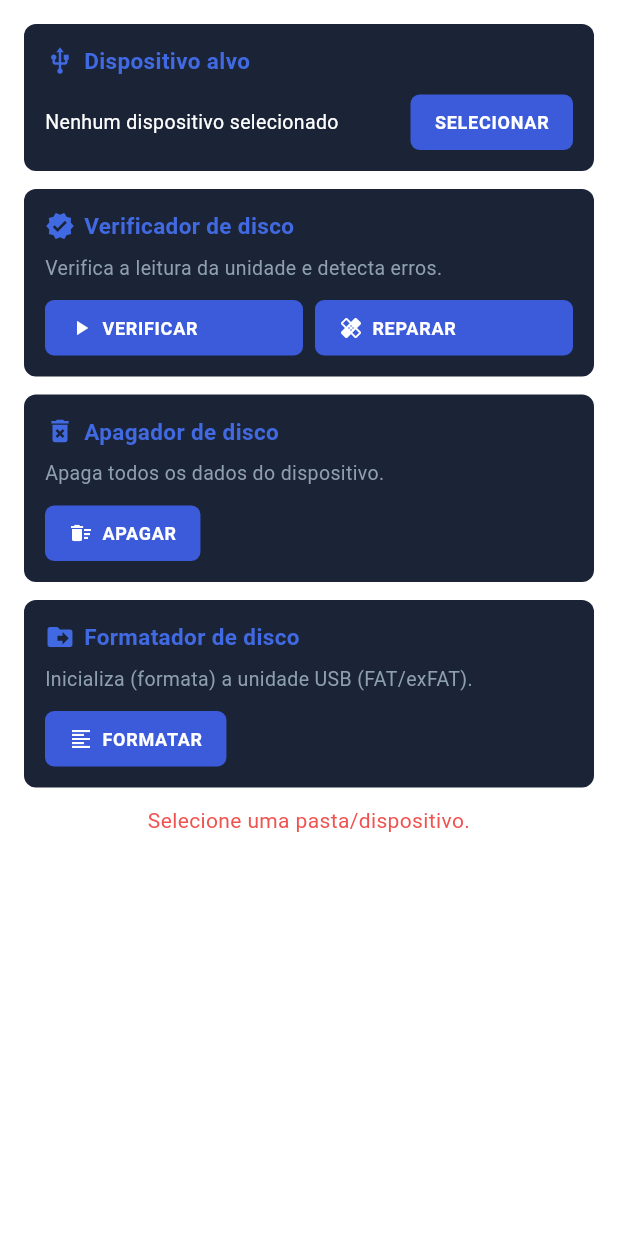
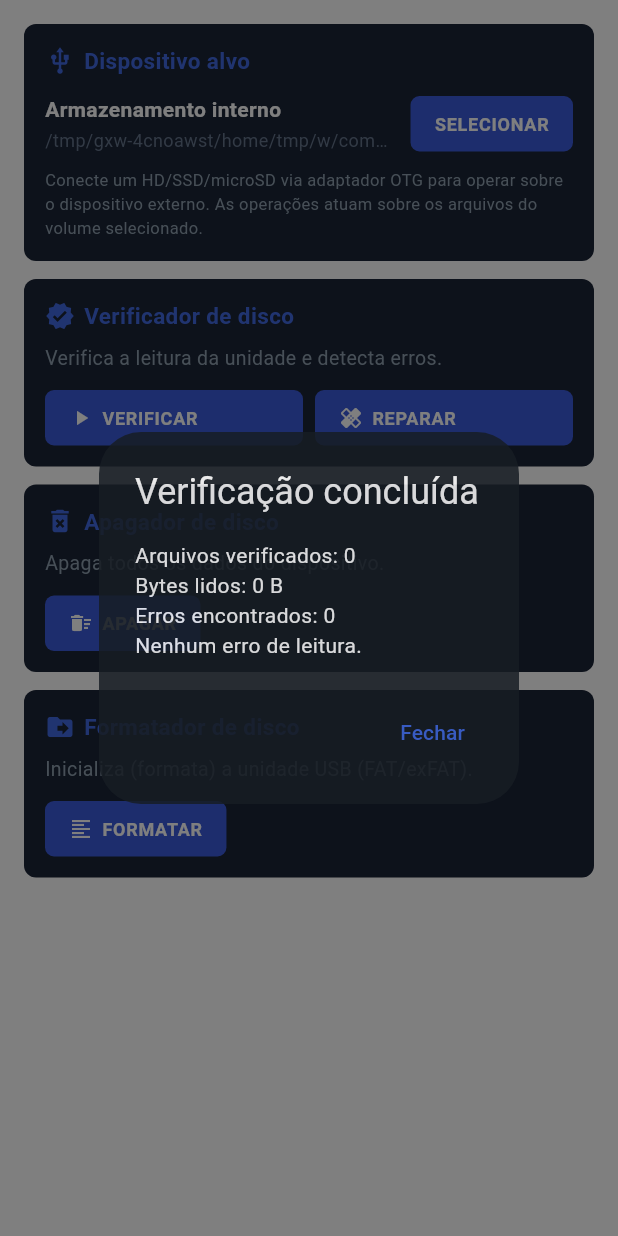
Before and after one commit to LeonardoLopesFernandes/MLUSB, a Flutter app: the UtilitariosScreen screen opened directly, after a tap on "VERIFICAR", on a phone screen of 412 x 824 dp. Run offline on Flutter 3.47's test engine with Material 3 defaults, Android fonts, the phone set to English and light mode, and no system bars; our stand-ins replace file_picker, permission_handler, share_plus, shared_preferences; accounts and stored records are empty.

Commit message:
Corrige utilitários de disco para operar sobre volumes (detecção de USB/SD via OTG), usa ícone original

```diff
--- a/lib/screens/utilitarios_screen.dart
+++ b/lib/screens/utilitarios_screen.dart
@@ -2,6 +2,7 @@ import 'package:file_picker/file_picker.dart';
 import 'package:flutter/material.dart';
 import 'package:path/path.dart' as p;
 
+import '../services/detector_volumes.dart';
 import '../services/permissao_utils.dart';
 import '../services/utilitarios_disco.dart';
 import '../widgets/modal_progresso.dart';
@@ -17,6 +18,7 @@ class UtilitariosScreen extends StatefulWidget {
 
 class _UtilitariosScreenState extends State<UtilitariosScreen> {
   String? _caminhoAlvo;
+  List<VolumeArmazenamento> _volumes = [];
   bool _processando = false;
   double _progresso = 0;
   int _bytesLidos = 0;
@@ -24,15 +26,122 @@ class _UtilitariosScreenState extends State<UtilitariosScreen> {
   String? _tituloOperacao;
   String? _mensagemErro;
 
+  @override
+  void initState() {
+    super.initState();
+    _carregarVolumes();
+  }
+
+  Future<void> _carregarVolumes() async {
+    final volumes = await DetectorVolumes.listarVolumes();
+    if (!mounted) return;
+    setState(() {
+      _volumes = volumes;
+      if (_caminhoAlvo == null && volumes.isNotEmpty) {
+        _caminhoAlvo = volumes.first.caminho;
+      }
+    });
+  }
+
   Future<void> _selecionarAlvo() async {
-    final caminho = await FilePicker.platform.getDirectoryPath(
-      dialogTitle: 'Selecione a pasta/dispositivo',
+    final selecionado = await showDialog<String>(
+      context: context,
+      builder: (ctx) => SimpleDialog(
+        backgroundColor: const Color(0xFF151D2A),
+        title: const Text(
+          'Selecionar dispositivo',
+          style: TextStyle(color: Color(0xFF4169E1)),
+        ),
+        children: [
+          for (final volume in _volumes)
+            SimpleDialogOption(
+              onPressed: () => Navigator.pop(ctx, volume.caminho),
+              child: Row(
+                children: [
+                  Icon(
+                    _iconeVolume(volume),
+                    color: const Color(0xFF79A0EB),
+                  ),
+                  const SizedBox(width: 12),
+                  Expanded(
+                    child: Column(
+                      crossAxisAlignment: CrossAxisAlignment.start,
+                      children: [
+                        Text(
+                          volume.rotulo,
+                          style: const TextStyle(color: Colors.white),
+                        ),
+                        Text(
+                          volume.caminho,
+                          style: const TextStyle(
+                            color: Color(0xFF64748B),
+                            fontSize: 12,
+                          ),
+                          overflow: TextOverflow.ellipsis,
+                        ),
+                      ],
+                    ),
+                  ),
+                  if (volume.removivel)
+                    const Padding(
+                      padding: EdgeInsets.only(left: 8),
+                      child: Icon(
+                        Icons.usb,
+                        color: Color(0xFF4169E1),
+                        size: 18,
+                      ),
+                    ),
+                ],
+              ),
+            ),
+          SimpleDialogOption(
+            onPressed: () async {
+              final caminho = await FilePicker.platform.getDirectoryPath(
+                dialogTitle: 'Selecione uma pasta manualmente',
+              );
+              if (caminho != null && caminho.isNotEmpty) {
+                // ignore: use_build_context_synchronously
+                Navigator.pop(ctx, caminho);
+              }
+            },
+            child: const Row(
+              children: [
+                Icon(Icons.folder_open, color: Color(0xFF79A0EB)),
+                SizedBox(width: 12),
+                Text('Selecionar manualmente...',
+                    style: TextStyle(color: Colors.white)),
+              ],
+            ),
+          ),
+        ],
+      ),
     );
-    if (caminho == null || caminho.isEmpty) return;
+    if (selecionado == null || selecionado.isEmpty) return;
     setState(() {
-      _caminhoAlvo = caminho;
+      _caminhoAlvo = selecionado;
       _mensagemErro = null;
     });
+  }
+
+  IconData _iconeVolume(VolumeArmazenamento volume) {
+    switch (volume.tipo) {
+      case 'usb':
+        return Icons.usb;
+      case 'sdcard':
+        return Icons.sd_storage;
+      case 'webdav':
+        return Icons.cloud_outlined;
+      default:
+        return Icons.storage;
+    }
+  }
+
+  String _rotuloVolumeSelecionado() {
+    if (_caminhoAlvo == null) return 'Nenhum dispositivo';
+    for (final v in _volumes) {
+      if (v.caminho == _caminhoAlvo) return v.rotulo;
+    }
+    return 'Pasta manual';
   }
 
   Future<bool> _confirmar(String titulo, String mensagem) async {
@@ -119,6 +228,7 @@ class _UtilitariosScreenState extends State<UtilitariosScreen> {
       );
       _mostrarResultado(
         'Verificação concluída',
+        'Arquivos verificados: ${resultado.arquivos}\n'
         'Bytes lidos: '
         '${UtilitariosDisco.formatarBytes(resultado.bytesLidos)}\n'
         'Erros encontrados: ${resultado.erros}\n'
@@ -156,6 +266,7 @@ class _UtilitariosScreenState extends State<UtilitariosScreen> {
       );
       _mostrarResultado(
         'Apagamento concluído',
+        'Arquivos apagados: ${resultado.arquivos}\n'
         'Bytes apagados: '
         '${UtilitariosDisco.formatarBytes(resultado.bytesApagados)}\n'
         'Modo: ${rapido ? 'Rápido' : 'Completo'}',
@@ -292,13 +403,29 @@ class _UtilitariosScreenState extends State<UtilitariosScreen> {
                       Row(
                         children: [
                           Expanded(
-                            child: Text(
-                              _caminhoAlvo ?? 'Nenhum dispositivo selecionado',
-                              style: const TextStyle(
-                                color: Colors.white,
-                                fontSize: 13,
-                              ),
-                              overflow: TextOverflow.ellipsis,
+                            child: Column(
+                              crossAxisAlignment: CrossAxisAlignment.start,
+                              children: [
+                                Text(
+                                  _rotuloVolumeSelecionado(),
+                                  style: const TextStyle(
+                                    color: Colors.white,
+                                    fontSize: 14,
+                                    fontWeight: FontWeight.w600,
+                                  ),
+                                  overflow: TextOverflow.ellipsis,
+                                ),
+                                const SizedBox(height: 2),
+                                Text(
+                                  _caminhoAlvo ??
+                                      'Nenhum dispositivo selecionado',
+                                  style: const TextStyle(
+                                    color: Color(0xFF64748B),
+                                    fontSize: 12,
+                                  ),
+                                  overflow: TextOverflow.ellipsis,
+                                ),
+                              ],
                             ),
                           ),
                           const SizedBox(width: 8),
@@ -307,6 +434,13 @@ class _UtilitariosScreenState extends State<UtilitariosScreen> {
                             onPressed: _selecionarAlvo,
                           ),
                         ],
+                      ),
+                      const SizedBox(height: 10),
+                      const Subtexto(
+                        'Conecte um HD/SSD/microSD via adaptador OTG para '
+                        'operar sobre o dispositivo externo. As operações '
+                        'atuam sobre os arquivos do volume selecionado.',
+                        tamanho: 11,
                       ),
                     ],
                   ),
--- /dev/null
+++ b/lib/services/detector_volumes.dart
@@ -0,0 +1,102 @@
+import 'dart:io';
+
+import 'package:path_provider/path_provider.dart';
+
+/// Representa um volume/dispositivo de armazenamento montado.
+class VolumeArmazenamento {
+  const VolumeArmazenamento({
+    required this.caminho,
+    required this.nome,
+    required this.removivel,
+    required this.tipo,
+  });
+
+  final String caminho;
+  final String nome;
+  final bool removivel;
+  final String tipo; // 'interno', 'sdcard', 'usb', 'webdav'
+
+  String get rotulo {
+    switch (tipo) {
+      case 'sdcard':
+        return 'Cartão SD';
+      case 'usb':
+        return 'USB';
+      case 'webdav':
+        return 'WebDAV';
+      default:
+        return 'Armazenamento interno';
+    }
+  }
+
+  @override
+  bool operator ==(Object other) =>
+      other is VolumeArmazenamento && other.caminho == caminho;
+
+  @override
+  int get hashCode => caminho.hashCode;
+}
+
+/// Detecta os volumes de armazenamento disponíveis no dispositivo.
+/// Lista /storage (para cartão SD e USB OTG montados) e o armazenamento interno.
+class DetectorVolumes {
+  DetectorVolumes._();
+
+  static const List<String> _ignorar = ['emulated', 'self'];
+
+  /// Obtém o armazenamento interno.
+  static Future<VolumeArmazenamento> _armazenamentoInterno() async {
+    String caminho = '/storage/emulated/0';
+    try {
+      final dirs = await getExternalStorageDirectories();
+      if (dirs?.isNotEmpty == true) {
+        caminho = dirs!.first.path;
+      }
+    } catch (_) {
+      // Em ambiente de teste ou sem suporte, usa o caminho padrão.
+    }
+    return VolumeArmazenamento(
+      caminho: caminho,
+      nome: 'Armazenamento interno',
+      removivel: false,
+      tipo: 'interno',
+    );
+  }
+
+  /// Lista os volumes em /storage (microSD, USB OTG).
+  static Future<List<VolumeArmazenamento>> _volumesEmStorage() async {
+    final volumes = <VolumeArmazenamento>[];
+    try {
+      final storage = Directory('/storage');
+      if (!await storage.exists()) return volumes;
+      final entradas = await storage.list(followLinks: false).toList();
+      for (final entidade in entradas) {
+        if (entidade is! Directory) continue;
+        final nome = entidade.path.split('/').last;
+        if (_ignorar.contains(nome)) continue;
+        if (nome == '0') continue;
+
+        final tipo = nome.length == 4 || nome.contains('-')
+            ? 'sdcard'
+            : nome.toUpperCase().contains('USB')
+                ? 'usb'
+                : 'sdcard';
+        volumes.add(VolumeArmazenamento(
+          caminho: entidade.path,
+          nome: nome,
+          removivel: true,
+          tipo: tipo,
+        ));
+      }
+    } catch (_) {}
+    return volumes;
+  }
+
+  /// Lista todos os volumes: interno + removíveis (SD/USB via OTG).
+  static Future<List<VolumeArmazenamento>> listarVolumes() async {
+    final volumes = <VolumeArmazenamento>[];
+    volumes.add(await _armazenamentoInterno());
+    volumes.addAll(await _volumesEmStorage());
+    return volumes;
+  }
+}
--- a/lib/services/utilitarios_disco.dart
+++ b/lib/services/utilitarios_disco.dart
@@ -4,39 +4,60 @@ import 'package:path/path.dart' as p;
 
 /// Utilitários de disco: verificação, formatação e apagamento.
 /// Portados do app original "MLUSB Mounter" (jp.co.medialogic.usbmounter).
+/// Atuam sobre a pasta/dispositivo selecionado (emulando o volume).
 class UtilitariosDisco {
   UtilitariosDisco._();
 
   static const int _tamanhoBuffer = 1 << 20;
 
-  /// Verifica a leitura de [caminho], lendo todos os bytes.
-  /// Retorna [ResultadoVerificacao] com total lido e quantidade de erros.
-  /// Em cada erro de leitura, se [reparar] for true, grava zeros no setor.
+  /// Lista recursivamente todos os arquivos de [caminho].
+  static Future<List<File>> _listarArquivos(String caminho) async {
+    final dir = Directory(caminho);
+    final arquivos = <File>[];
+    await for (final entidade
+        in dir.list(recursive: true, followLinks: false)) {
+      if (entidade is File) arquivos.add(entidade);
+    }
+    return arquivos;
+  }
+
+  /// Verifica a leitura de todos os arquivos de [caminho].
+  /// Lê cada arquivo por completo; erros de leitura são contados e,
+  /// se [reparar] for true, o setor/arquivo é sobrescrito com zeros.
   static Future<ResultadoVerificacao> verificarDisco({
     required String caminho,
     required bool reparar,
     void Function(int bytesLidos, int bytesTotal, int erros, double percentual)?
         aoProgresso,
   }) async {
-    final origem = File(caminho);
-    final bytesTotal = await origem.length();
-    final reader = await origem.open();
-    final buffer = List<int>.filled(_tamanhoBuffer, 0);
+    final dir = Directory(caminho);
+    if (!await dir.exists()) {
+      throw const FormatException('Pasta/dispositivo não encontrado.');
+    }
+
+    final arquivos = await _listarArquivos(caminho);
+    var bytesTotal = 0;
+    for (final f in arquivos) {
+      bytesTotal += await f.length();
+    }
+
     var bytesLidos = 0;
     var erros = 0;
 
+    for (final arquivo in arquivos) {
+      final reader = await arquivo.open();
+      final buffer = List<int>.filled(_tamanhoBuffer, 0);
       try {
         while (true) {
+          int lidos;
           try {
-          final lidos = await reader.readInto(buffer, 0, buffer.length);
+            lidos = await reader.readInto(buffer, 0, buffer.length);
+          } on FileSystemException {
+            erros++;
+            lidos = -1;
+          }
           if (lidos <= 0) break;
           bytesLidos += lidos;
-        } on FileSystemException {
-          erros++;
-          if (reparar) {
-            await origem.open(mode: FileMode.append).then((w) => w.close());
-          }
-        }
           aoProgresso?.call(
             bytesLidos,
             bytesTotal,
@@ -47,15 +68,24 @@ class UtilitariosDisco {
       } finally {
         await reader.close();
       }
+      if (reparar && erros > 0) {
+        // Sobrescreve o arquivo com problema para tentar recuperar o setor.
+        try {
+          await arquivo.writeAsBytes(List.filled(arquivo.lengthSync(), 0));
+        } catch (_) {}
+      }
+    }
 
     return ResultadoVerificacao(
       bytesLidos: bytesLidos,
       bytesTotal: bytesTotal,
       erros: erros,
+      arquivos: arquivos.length,
     );
   }
 
-  /// Apaga o conteúdo de [caminho], sobrescrevendo com zeros.
+  /// Apaga o conteúdo de [caminho] (pasta/dispositivo), sobrescrevendo os
+  /// arquivos com zeros antes de removê-los.
   /// [rapido] = sobrescreve uma única passada; false = duas passadas.
   static Future<ResultadoApagamento> apagarDisco({
     required String caminho,
@@ -63,44 +93,73 @@ class UtilitariosDisco {
     void Function(int bytesEscritos, int bytesTotal, double percentual)?
         aoProgresso,
   }) async {
-    final arquivo = File(caminho);
-    final bytesTotal = await arquivo.length();
+    final dir = Directory(caminho);
+    if (!await dir.exists()) {
+      throw const FormatException('Pasta/dispositivo não encontrado.');
+    }
+
+    final arquivos = await _listarArquivos(caminho);
     final passadas = rapido ? 1 : 2;
-    var bytesEscritosTotal = 0;
+    var bytesTotal = 0;
+    for (final f in arquivos) {
+      bytesTotal += await f.length();
+    }
+    var bytesApagados = 0;
 
     for (var passada = 0; passada < passadas; passada++) {
+      for (final arquivo in arquivos) {
+        try {
+          final tamanho = await arquivo.length();
           final writer = await arquivo.open(mode: FileMode.write);
           final buffer = List<int>.filled(_tamanhoBuffer, 0);
-      var bytesEscritos = 0;
+          var escrito = 0;
           try {
-        while (bytesEscritos < bytesTotal) {
-          final restante = bytesTotal - bytesEscritos;
-          final escrever = restante < buffer.length ? restante : buffer.length;
+            while (escrito < tamanho) {
+              final restante = tamanho - escrito;
+              final escrever =
+                  restante < buffer.length ? restante : buffer.length;
               await writer.writeFrom(buffer, 0, escrever);
-          bytesEscritos += escrever;
-          bytesEscritosTotal += escrever;
+              escrito += escrever;
+              bytesApagados += escrever;
               aoProgresso?.call(
-            bytesEscritosTotal,
+                bytesApagados,
                 bytesTotal * passadas,
                 bytesTotal * passadas == 0
                     ? 1
-                : bytesEscritosTotal / (bytesTotal * passadas),
+                    : bytesApagados / (bytesTotal * passadas),
               );
             }
           } finally {
             await writer.close();
           }
+        } on FileSystemException {
+          // Ignora arquivos que não podem ser sobrescritos.
+        }
+      }
+    }
+
+    // Remove o conteúdo após sobrescrever.
+    try {
+      for (final entidade in await dir.list(followLinks: false).toList()) {
+        if (entidade is Directory) {
+          await entidade.delete(recursive: true);
+        } else if (entidade is File) {
+          await entidade.delete();
+        }
+      }
+    } on FileSystemException {
+      // Pode não conseguir remover a pasta raiz; mantém o resultado.
     }
 
     return ResultadoApagamento(
-      bytesApagados: bytesEscritosTotal,
+      bytesApagados: bytesApagados,
       bytesTotal: bytesTotal,
+      arquivos: arquivos.length,
     );
   }
 
-  /// Formata [caminhoDestino], criando uma pasta de destino com a estrutura
-  /// indicada por [sistemaArquivos] (FAT32, exFAT, etc). Simula a formatação
-  /// apagando o conteúdo existente e criando as pastas padrão.
+  /// Formata [caminhoDestino] (pasta/dispositivo): apaga o conteúdo e cria
+  /// a estrutura padrão com [rotulo] e as pastas DCIM/Movies/Music/Pictures.
   static Future<ResultadoFormatacao> formatarDisco({
     required String caminhoDestino,
     required String sistemaArquivos,
@@ -113,16 +172,17 @@ class UtilitariosDisco {
       throw const FormatException('Pasta de destino não encontrada.');
     }
 
-    // Limpa o conteúdo existente.
+    // Conta o total de bytes.
     var bytesTotal = 0;
-    await for (final entidade in destino.list(recursive: true, followLinks: false)) {
-      if (entidade is File) {
-        bytesTotal += await entidade.length();
-      }
+    await for (final entidade
+        in destino.list(recursive: true, followLinks: false)) {
+      if (entidade is File) bytesTotal += await entidade.length();
     }
     var bytesProcessados = 0;
 
-    await for (final entidade in destino.list(recursive: true, followLinks: false)) {
+    // Remove o conteúdo.
+    await for (final entidade
+        in destino.list(recursive: true, followLinks: false)) {
       try {
         if (entidade is File) {
           final tamanho = await entidade.length();
@@ -138,9 +198,21 @@ class UtilitariosDisco {
         // Ignora arquivos em uso.
       }
     }
+    // Remove subpastas vazias restantes.
+    final subpastas = await destino.list(recursive: true, followLinks: false).toList();
+    for (final entidade in subpastas) {
+      try {
+        if (entidade is Directory) {
+          await entidade.delete(recursive: true);
+        }
+      } on FileSystemException {
+        // Ignora.
+      }
+    }
 
     // Cria a estrutura padrão do sistema de arquivos.
-    final base = Directory(p.join(destino.path, rotulo.isEmpty ? 'MLUSB' : rotulo));
+    final base =
+        Directory(p.join(destino.path, rotulo.isEmpty ? 'MLUSB' : rotulo));
     await base.create(recursive: true);
     await Directory(p.join(base.path, 'DCIM')).create(recursive: true);
     await Directory(p.join(base.path, 'Movies')).create(recursive: true);
@@ -169,11 +241,13 @@ class ResultadoVerificacao {
     required this.bytesLidos,
     required this.bytesTotal,
     required this.erros,
+    required this.arquivos,
   });
 
   final int bytesLidos;
   final int bytesTotal;
   final int erros;
+  final int arquivos;
 
   bool get semErros => erros == 0;
 }
@@ -182,10 +256,12 @@ class ResultadoApagamento {
   const ResultadoApagamento({
     required this.bytesApagados,
     required this.bytesTotal,
+    required this.arquivos,
   });
 
   final int bytesApagados;
   final int bytesTotal;
+  final int arquivos;
 }
 
 class ResultadoFormatacao {
```
Also changed, not shown: 11 other files. Lines whose indentation alone changed are shown as unchanged.
